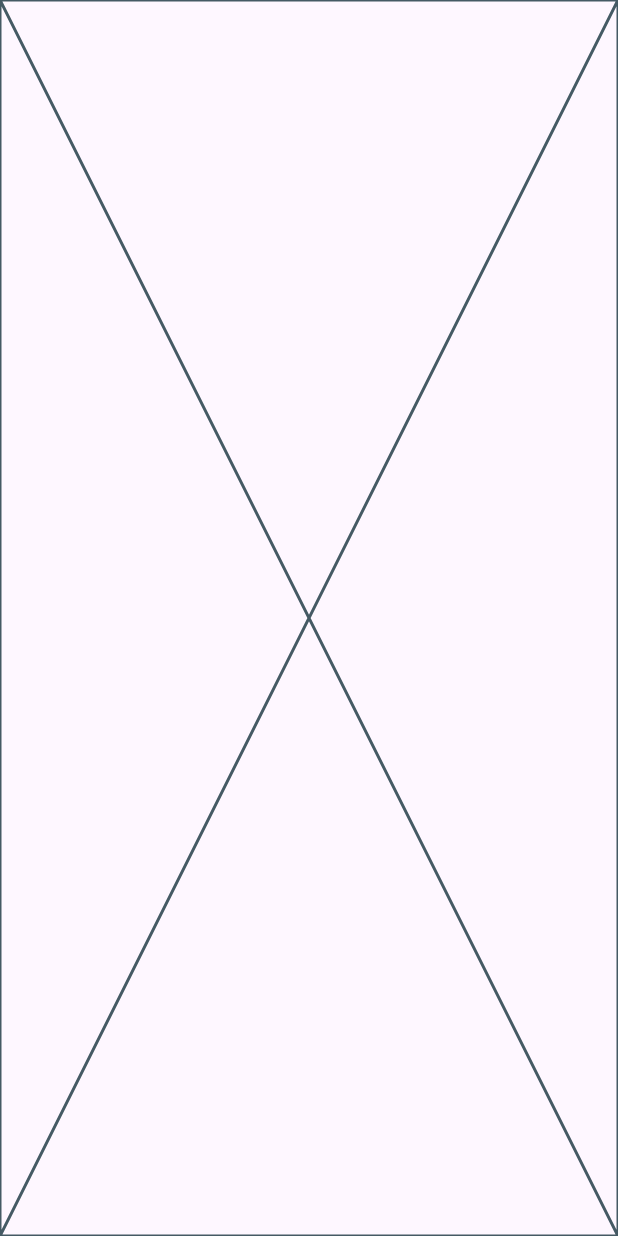
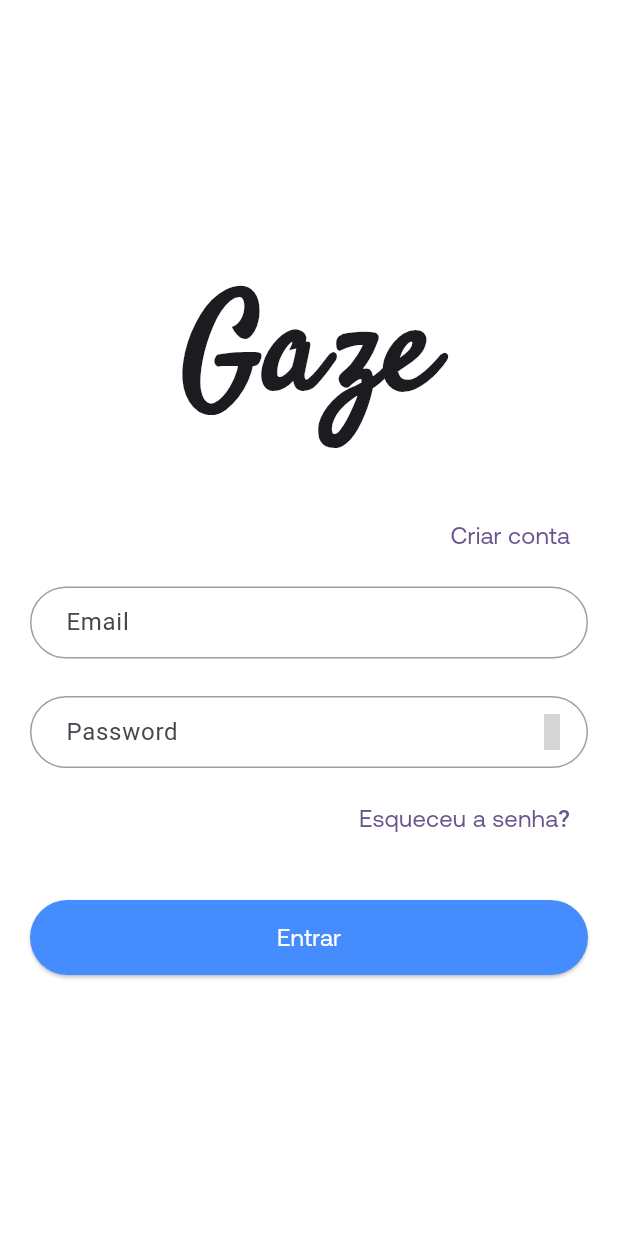
Before and after one commit to gabrielbmmaia/gaze, a Flutter app: the SignInScreen screen opened directly, on a phone screen of 412 x 824 dp. Run offline on Flutter 3.47's test engine with Material 2 defaults, Android fonts, the phone set to English and light mode, and no system bars; our stand-ins replace bloc, cloud_firestore, dartz, equatable, firebase_auth, firebase_storage and 1 more; accounts and stored records are empty; grey boxes are pictures that could not be loaded.

Commit message:
feat (auth_presentation) Criado sign_in_screen.dart

```diff
--- /dev/null
+++ b/lib/core/common/widgets/rounded_button.dart
@@ -0,0 +1,40 @@
+import 'package:flutter/material.dart';
+import 'package:gaze/core/res/colours.dart';
+import 'package:gaze/core/res/fonts.dart';
+
+class RoundedButton extends StatelessWidget {
+  const RoundedButton({
+    required this.label,
+    required this.onPressed,
+    super.key,
+    this.buttonColour,
+    this.labelColour,
+    this.textStyle,
+  });
+
+  final String label;
+  final VoidCallback onPressed;
+  final Color? buttonColour;
+  final Color? labelColour;
+  final TextStyle? textStyle;
+
+  @override
+  Widget build(BuildContext context) {
+    return ElevatedButton(
+      onPressed: onPressed,
+      style: ElevatedButton.styleFrom(
+        backgroundColor: buttonColour ?? Colours.primaryColour,
+        foregroundColor: labelColour ?? Colors.white,
+        minimumSize: const Size(double.maxFinite, 50),
+      ),
+      child: Text(
+        label,
+        style: textStyle ??
+            const TextStyle(
+              fontFamily: Fonts.aeonik,
+              fontSize: 16,
+            ),
+      ),
+    );
+  }
+}
--- /dev/null
+++ b/lib/core/res/colours.dart
@@ -0,0 +1,8 @@
+
+import 'dart:ui';
+
+class Colours {
+  const Colours._();
+
+  static const primaryColour = Color(0xFF458cFF);
+}
--- a/lib/core/res/string.dart
+++ b/lib/core/res/string.dart
@@ -1,4 +1,10 @@
 class StringRes {
   const StringRes._();
+  static const appTitle = 'Gaze';
   static const necessaryField = 'Este campo é obrigatório';
+  static const emailHint = 'Email';
+  static const passwordHint = 'Password';
+  static const createAccount = 'Criar conta';
+  static const forgotPassword = 'Esqueceu a senha?';
+  static const signIn = 'Entrar';
 }
--- a/lib/features/auth/presentation/views/sign_in_screen.dart
+++ b/lib/features/auth/presentation/views/sign_in_screen.dart
@@ -1,4 +1,8 @@
 import 'package:flutter/material.dart';
+import 'package:gaze/core/common/widgets/rounded_button.dart';
+import 'package:gaze/core/res/fonts.dart';
+import 'package:gaze/core/res/string.dart';
+import 'package:gaze/features/auth/presentation/widgets/sign_in_form.dart';
 
 class SignInScreen extends StatefulWidget {
   const SignInScreen({super.key});
@@ -23,6 +27,67 @@ class _SignInScreenState extends State<SignInScreen> {
 
   @override
   Widget build(BuildContext context) {
-    return const Placeholder();
+    return Scaffold(
+      backgroundColor: Colors.white,
+      body: SafeArea(
+        child: Center(
+          child: ListView(
+            shrinkWrap: true,
+            padding: const EdgeInsets.symmetric(
+              horizontal: 20,
+              vertical: 20,
+            ),
+            children: [
+              const Align(
+                child: Text(
+                  StringRes.appTitle,
+                  style: TextStyle(
+                    fontFamily: Fonts.satisfy,
+                    fontWeight: FontWeight.w700,
+                    fontSize: 90,
+                  ),
+                ),
+              ),
+              const SizedBox(height: 30),
+              Align(
+                alignment: Alignment.centerRight,
+                child: TextButton(
+                  onPressed: () {},
+                  child: const Text(
+                    StringRes.createAccount,
+                    style: TextStyle(
+                      fontFamily: Fonts.aeonik,
+                      fontSize: 16,
+                    ),
+                  ),
+                ),
+              ),
+              const SizedBox(height: 10),
+              SignInForm(
+                emailController: emailController,
+                passwordController: passwordController,
+                formKey: formKey,
+              ),
+              const SizedBox(height: 10),
+              Align(
+                alignment: Alignment.centerRight,
+                child: TextButton(
+                  onPressed: () {},
+                  child: const Text(
+                    StringRes.forgotPassword,
+                    style: TextStyle(
+                      fontFamily: Fonts.aeonik,
+                      fontSize: 16,
+                    ),
+                  ),
+                ),
+              ),
+              const SizedBox(height: 30),
+              RoundedButton(label: StringRes.signIn, onPressed: () {}),
+            ],
+          ),
+        ),
+      ),
+    );
   }
 }
--- /dev/null
+++ b/lib/features/auth/presentation/widgets/sign_in_form.dart
@@ -0,0 +1,58 @@
+import 'package:flutter/material.dart';
+import 'package:gaze/core/common/widgets/i_field.dart';
+import 'package:gaze/core/res/string.dart';
+import 'package:iconly/iconly.dart';
+
+class SignInForm extends StatefulWidget {
+  const SignInForm({
+    required this.emailController,
+    required this.passwordController,
+    required this.formKey,
+    super.key,
+  });
+
+  final TextEditingController emailController;
+  final TextEditingController passwordController;
+  final GlobalKey<FormState> formKey;
+
+  @override
+  State<SignInForm> createState() => _SignInFormState();
+}
+
+class _SignInFormState extends State<SignInForm> {
+  bool obscurePassword = true;
+
+  @override
+  Widget build(BuildContext context) {
+    return Form(
+      key: widget.formKey,
+      child: Column(
+        children: [
+          IField(
+            controller: widget.emailController,
+            hintText: StringRes.emailHint,
+            keyBoardType: TextInputType.emailAddress,
+          ),
+          const SizedBox(height: 25),
+          IField(
+            controller: widget.passwordController,
+            hintText: StringRes.passwordHint,
+            obscureText: obscurePassword,
+            keyBoardType: TextInputType.visiblePassword,
+            suffixIcon: IconButton(
+              onPressed: () {
+                setState(() {
+                  obscurePassword = !obscurePassword;
+                });
+              },
+              icon: Icon(
+                obscurePassword ? IconlyLight.show : IconlyLight.hide,
+                color: Colors.grey,
+              ),
+            ),
+          ),
+        ],
+      ),
+    );
+  }
+}
--- a/lib/main.dart
+++ b/lib/main.dart
@@ -1,4 +1,5 @@
 import 'package:flutter/material.dart';
+import 'package:gaze/features/auth/presentation/views/sign_in_screen.dart';
 
 void main() {
   runApp(const MyApp());
@@ -15,7 +16,7 @@ class MyApp extends StatelessWidget {
         colorScheme: ColorScheme.fromSeed(seedColor: Colors.deepPurple),
         useMaterial3: true,
       ),
-      home: const Placeholder(),
+      home: const SignInScreen(),
     );
   }
 }
```
Also changed, not shown: pubspec.yaml (+7 -7 lines), 1 other file.
